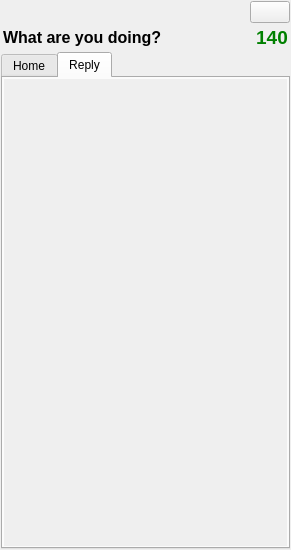
This is src/timelinewidget_base.ui in KDE/choqok as Qt 5 draws it before an edit. The edited form follows.
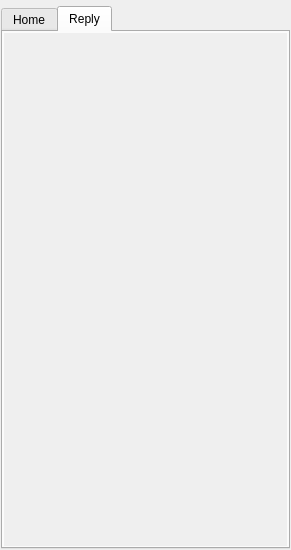
This is the edited form. The open tabs and pages were chosen to show the change. Custom widgets are drawn as their Qt base class.

Commit message: GUI , The shape of post new status field on mainWindow changed to be more user friendly and more usable.

```diff
--- a/src/timelinewidget_base.ui
+++ b/src/timelinewidget_base.ui
@@ -28,36 +28,6 @@
    <property name="margin" >
     <number>1</number>
    </property>
-   <item>
-    <layout class="QHBoxLayout" name="horizontalLayout_2" >
-     <property name="sizeConstraint" >
-      <enum>QLayout::SetDefaultConstraint</enum>
-     </property>
-     <item>
-      <spacer name="horizontalSpacer" >
-       <property name="orientation" >
-        <enum>Qt::Horizontal</enum>
-       </property>
-       <property name="sizeHint" stdset="0" >
-        <size>
-         <width>40</width>
-         <height>20</height>
-        </size>
-       </property>
-      </spacer>
-     </item>
-     <item>
-      <widget class="KArrowButton" name="toggleArrow" >
-       <property name="text" >
-        <string/>
-       </property>
-       <property name="arrowType" stdset="0" >
-        <number>2</number>
-       </property>
-      </widget>
-     </item>
-    </layout>
-   </item>
    <item>
     <widget class="QFrame" name="inputFrame" >
      <property name="sizePolicy" >
@@ -79,56 +49,6 @@
       <property name="margin" >
        <number>2</number>
       </property>
-      <item>
-       <layout class="QHBoxLayout" name="horizontalLayout" >
-        <property name="sizeConstraint" >
-         <enum>QLayout::SetMaximumSize</enum>
-        </property>
-        <item>
-         <widget class="QLabel" name="label" >
-          <property name="sizePolicy" >
-           <sizepolicy vsizetype="Preferred" hsizetype="MinimumExpanding" >
-            <horstretch>0</horstretch>
-            <verstretch>0</verstretch>
-           </sizepolicy>
-          </property>
-          <property name="font" >
-           <font>
-            <weight>75</weight>
-            <bold>true</bold>
-           </font>
-          </property>
-          <property name="text" >
-           <string>&lt;!DOCTYPE HTML PUBLIC "-//W3C//DTD HTML 4.0//EN" "http://www.w3.org/TR/REC-html40/strict.dtd">
-&lt;html>&lt;head>&lt;meta name="qrichtext" content="1" />&lt;style type="text/css">
-p, li { white-space: pre-wrap; }
-&lt;/style>&lt;/head>&lt;body style=" font-family:'DejaVu Sans'; font-size:9pt; font-weight:600; font-style:normal;">
-&lt;p style=" margin-top:0px; margin-bottom:0px; margin-left:0px; margin-right:0px; -qt-block-indent:0; text-indent:0px;">&lt;span style=" font-size:12pt;">What are you doing?&lt;/span>&lt;/p>&lt;/body>&lt;/html></string>
-          </property>
-         </widget>
-        </item>
-        <item>
-         <widget class="QLabel" name="lblCounter" >
-          <property name="font" >
-           <font>
-            <pointsize>14</pointsize>
-            <weight>75</weight>
-            <bold>true</bold>
-           </font>
-          </property>
-          <property name="styleSheet" >
-           <string notr="true" >color: green;</string>
-          </property>
-          <property name="text" >
-           <string>140</string>
-          </property>
-          <property name="alignment" >
-           <set>Qt::AlignCenter</set>
-          </property>
-         </widget>
-        </item>
-       </layout>
-      </item>
      </layout>
     </widget>
    </item>
@@ -267,8 +187,8 @@
            <rect>
             <x>0</x>
             <y>0</y>
-            <width>279</width>
-            <height>459</height>
+            <width>100</width>
+            <height>30</height>
            </rect>
           </property>
           <layout class="QVBoxLayout" name="verticalLayout" >
@@ -314,11 +234,6 @@
  <layoutdefault spacing="6" margin="11" />
  <pixmapfunction>qPixmapFromMimeSource</pixmapfunction>
  <customwidgets>
-  <customwidget>
-   <class>KArrowButton</class>
-   <extends>QPushButton</extends>
-   <header>karrowbutton.h</header>
-  </customwidget>
   <customwidget>
    <class>KTabWidget</class>
    <extends>QTabWidget</extends>
```
Left out of the diff: 2 changed lines with no effect on the pictures. The commit also changes 6 other files.
